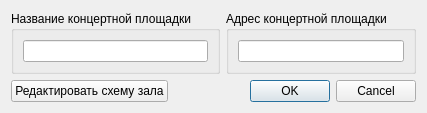
Qt form Admin/MainManager/placesWidget/cplacedialog.ui (Demonist/TCS) before a commit.
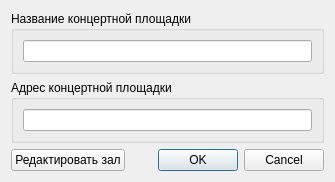
The same form after that commit.

Commit message: Рефакторинг. Зачатки виджета редактирования схемы зала.

Diff of the .ui file:
```diff
--- a/Admin/MainManager/placesWidget/cplacedialog.ui
+++ b/Admin/MainManager/placesWidget/cplacedialog.ui
@@ -6,8 +6,8 @@
    <rect>
     <x>0</x>
     <y>0</y>
-    <width>400</width>
-    <height>100</height>
+    <width>335</width>
+    <height>163</height>
    </rect>
   </property>
   <property name="windowTitle">
@@ -26,7 +26,7 @@
      </layout>
     </widget>
    </item>
-   <item row="0" column="1">
+   <item row="1" column="0">
     <widget class="QGroupBox" name="groupBox_2">
      <property name="title">
       <string>Адрес концертной площадки</string>
@@ -38,12 +38,12 @@
      </layout>
     </widget>
    </item>
-   <item row="1" column="0" colspan="2">
+   <item row="2" column="0">
     <layout class="QHBoxLayout" name="horizontalLayout">
      <item>
       <widget class="QPushButton" name="pbnEditPlaceScheme">
        <property name="text">
-        <string>Редактировать схему зала</string>
+        <string>Редактировать зал</string>
        </property>
       </widget>
      </item>
```
Left out of the diff: 3 changed lines with no effect on the pictures. The commit also changes 31 other files.
